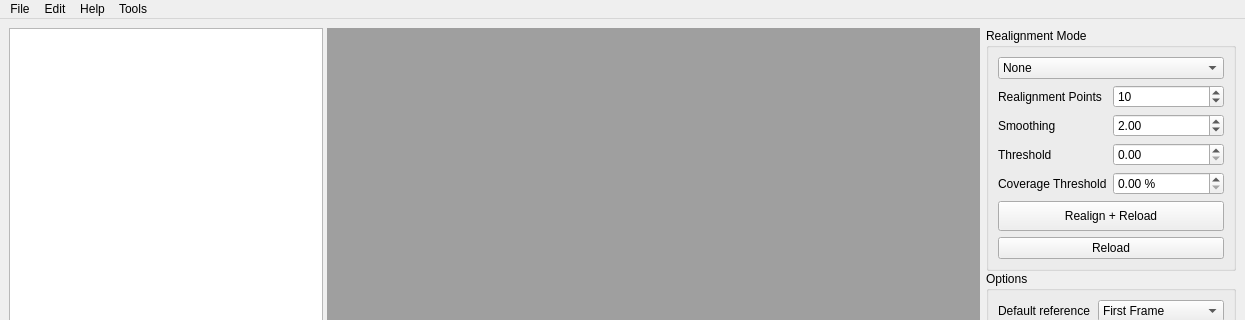
Before: the Qt Designer form Source/flim-ui/RealignmentStudio.ui in flimfit/Galene, drawn with Qt 5; both pictures show x 0 to 1245 and y 0 to 320 of the 1245 by 743 pixel window.
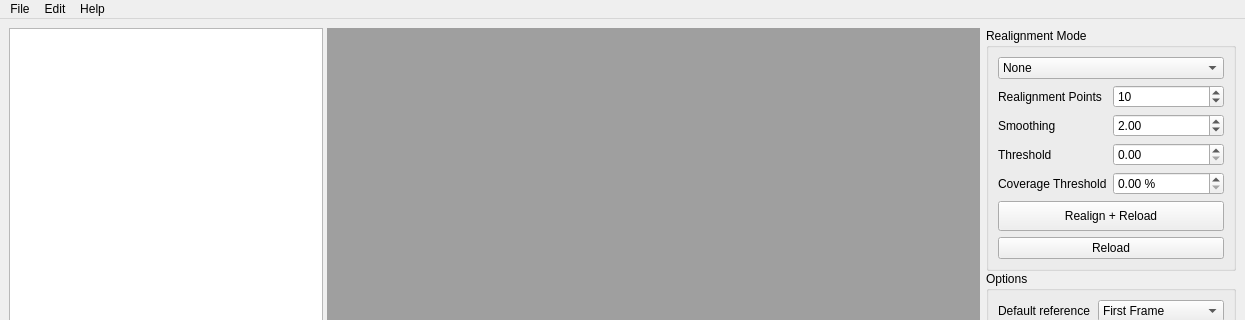
After: the same form once the commit is applied. Custom widgets are drawn as their Qt base class.

Patch:
```diff
--- a/Source/flim-ui/RealignmentStudio.ui
+++ b/Source/flim-ui/RealignmentStudio.ui
@@ -703,16 +703,9 @@
     </property>
     <addaction name="copy_action"/>
    </widget>
-   <widget class="QMenu" name="menuTools">
-    <property name="title">
-     <string>Tools</string>
-    </property>
-    <addaction name="bioformats_action"/>
-   </widget>
    <addaction name="menuFiles"/>
    <addaction name="menuEdit"/>
    <addaction name="menuHelp"/>
-   <addaction name="menuTools"/>
   </widget>
   <action name="quit_action">
    <property name="text">
```
